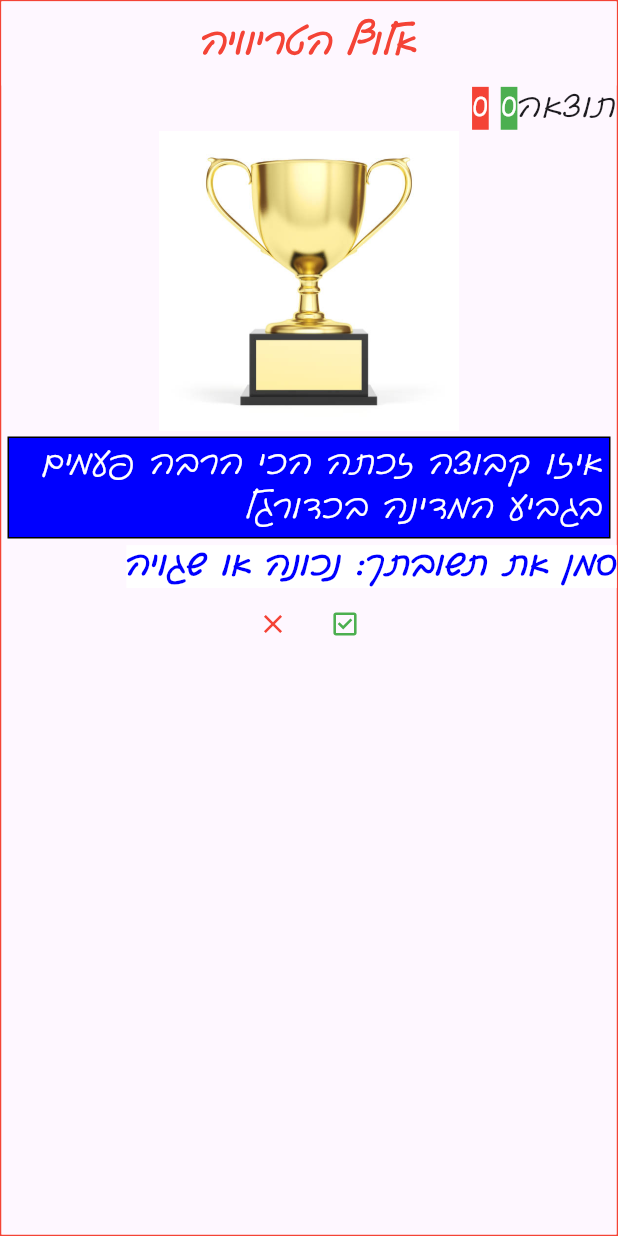
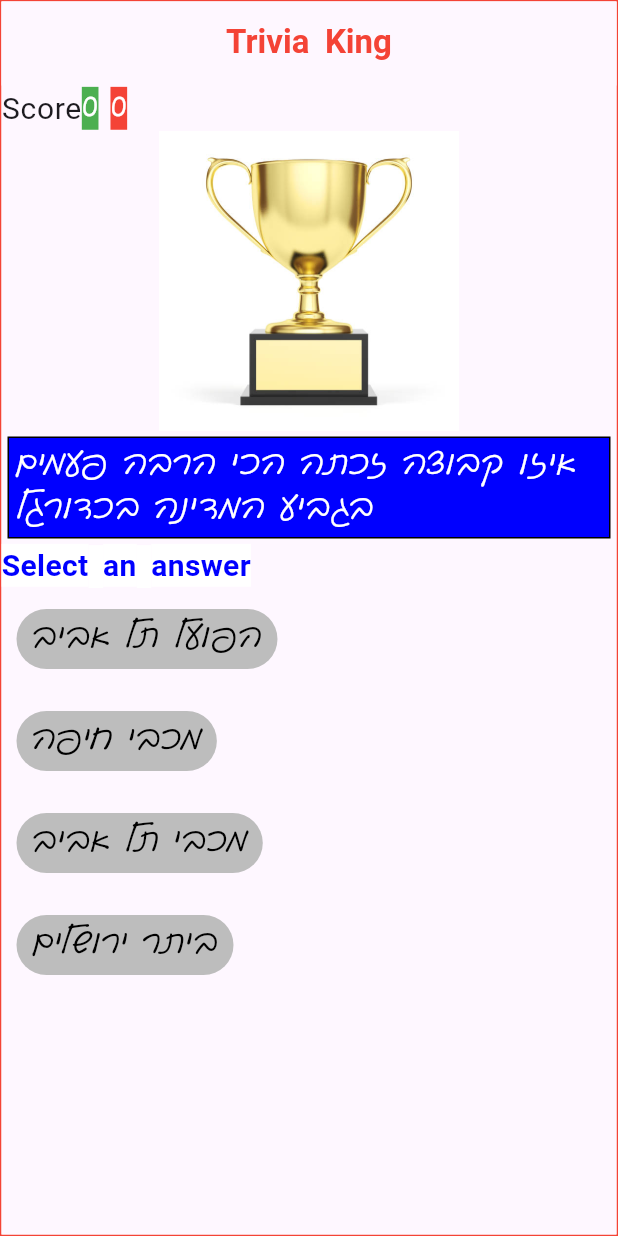
Before and after one commit to patishavir/trivia_guru, a Flutter app: the screen it shows after launch, on a phone screen of 412 x 824 dp. Run offline on Flutter 3.47's test engine with Material 3 defaults, Android fonts, the phone set to English and light mode, and no system bars; our stand-ins replace confetti, flutter_svg, get; missing offline and left inert: blinking_text.

Commit message:
trivia_guru commit 20240415_

```diff
--- a/lib/config/game_config.dart
+++ b/lib/config/game_config.dart
@@ -1,8 +1,9 @@
 import 'package:flutter/material.dart';
 
 class GameConfig {
+  static const String appTitle = "Trivia Guru";
   static const bool writeLog = true;
-  static const bool multipleChoiceQuestions = false;
+  static const bool multipleChoiceQuestions = true;
   static const int answersCount = 4;
   static const double fontSize = 20.0;
   static const String hebFontFamily = "gadi-almog";
--- a/lib/controllers/game_state_controller.dart
+++ b/lib/controllers/game_state_controller.dart
@@ -1,9 +1,15 @@
 import 'package:get/get.dart';
 import '../common/logging_utils.dart';
 
-enum GameStateEnum { displayQuestion, displayAnswer, clickNextButton, gameOver }
+enum GameStateEnum {
+  displayQuestion,
+  displayAnswer,
+  clickNextButton,
+  clickRightWrongButton,
+  gameOver
+}
 
-class GameStateController extends GetxController{
+class GameStateController extends GetxController {
   final _gameState = GameStateEnum.displayQuestion.obs;
 
   GameStateEnum get gameState {
@@ -11,7 +17,7 @@ class GameStateController extends GetxController{
     return _gameState.value;
   }
 
-  void setGameState (GameStateEnum gameStateParam) {
+  void setGameState(GameStateEnum gameStateParam) {
     _gameState.value = gameStateParam;
     LoggingUtils.writeLog("set _gameState to $_gameState.value  !");
   }
--- a/lib/l10n/languages.dart
+++ b/lib/l10n/languages.dart
@@ -16,6 +16,7 @@ class Languages extends Translations {
           "game_over": "The game is over !",
           "out_of_questions": "We have run out of questions\nThe game is over !",
           "grade_your_answer": "Grade your answer: (correct or wrong)",
+          "show_answer": "Show answer",
         },
         'he_IL': {
           "select_an_answer": "בחר תשובה",
@@ -30,6 +31,7 @@ class Languages extends Translations {
           "game_over": "המשחק נגמר !",
           "out_of_questions": "נגמרו לנו השאלות\nהמשחק נגמר !",
           "grade_your_answer": "סמן את תשובתך: נכונה או שגויה",
+          "show_answer": "הצג תשובה"
         },
       };
 }
--- a/lib/main.dart
+++ b/lib/main.dart
@@ -18,10 +18,11 @@ void main() {
   runApp(
    GetMaterialApp(
       translations: Languages(),
-      locale: GameConfig.hebrewIlLocale,
+      // locale: GameConfig.hebrewIlLocale,
+      locale: GameConfig.englishUsLocale,
       getPages: routes,
       debugShowCheckedModeBanner: false,
-      title: "Trivia Guru",
+      title: GameConfig.appTitle,
       theme: ThemeData(
         primarySwatch: Colors.blue,
         fontFamily: GameConfig.currentLocale == GameConfig.hebrewIlLocale ? GameConfig.hebFontFamily : GameConfig.enFontFamily,
--- a/lib/views/home_page.dart
+++ b/lib/views/home_page.dart
@@ -77,15 +77,12 @@ class HomePage extends StatelessWidget {
     );
     // next question container
     widgetList.add(
-      getSelectAnAnswerRow(),
+      getSelectAnAnswerWidget(),
     );
 
     if (GameConfig.multipleChoiceQuestions) {
       widgetList.addAll(getAnswerButtons());
-    } else {
-      widgetList.add(getRightWrongAnswerButtons());
     }
-
     // add answer text, image
     if (gameStateController.gameState == GameStateEnum.displayAnswer) {
       if (question.aimage!.isNotEmpty) {
@@ -125,7 +122,7 @@ class HomePage extends StatelessWidget {
     );
   }
 
-  Widget getSelectAnAnswerRow() {
+  Widget getSelectAnAnswerWidget() {
     LoggingUtils.writeLog(
         "Starting getSelectAnAnswerRow in home_page_widgets ...");
     return Row(
@@ -135,7 +132,7 @@ class HomePage extends StatelessWidget {
             ? Text(
                 GameConfig.multipleChoiceQuestions
                     ? "select_an_answer".tr
-                    : "grade_your_answer".tr,
+                    : "show_answer".tr,
                 style: const TextStyle(
                   fontSize: GameConfig.fontSize,
                   fontWeight: FontWeight.bold,
@@ -149,7 +146,7 @@ class HomePage extends StatelessWidget {
                       MaterialStatePropertyAll<Color>(Colors.white),
                 ),
                 child: Text(
-                  "${"next_question".tr} >",
+                 GameConfig.multipleChoiceQuestions ? "${"next_question".tr} >" : "grade_your_answer".tr,
                   style: const TextStyle(
                       fontSize: GameConfig.fontSize,
                       fontWeight: FontWeight.bold,
@@ -240,7 +237,10 @@ class HomePage extends StatelessWidget {
       mainAxisAlignment: MainAxisAlignment.center,
       children: [
         IconButton(
-          onPressed: () => Score.incrementCorrectAnswers(),
+          onPressed: () {
+            Score.incrementCorrectAnswers();
+            gameStateController.setGameState(GameStateEnum.displayAnswer);
+          },
           icon: SvgPicture.asset(
             "assets/icons/check_box.svg",
             colorFilter: const ColorFilter.mode(Colors.green, BlendMode.srcIn),
@@ -250,7 +250,10 @@ class HomePage extends StatelessWidget {
           ),
         ),
         IconButton(
-          onPressed: () => Score.incrementWrongAnswers(),
+          onPressed: () {
+            Score.incrementWrongAnswers();
+            gameStateController.setGameState(GameStateEnum.displayAnswer);
+          },
           icon: SvgPicture.asset(
             "assets/icons/close.svg",
             colorFilter: const ColorFilter.mode(Colors.red, BlendMode.srcIn),
```
